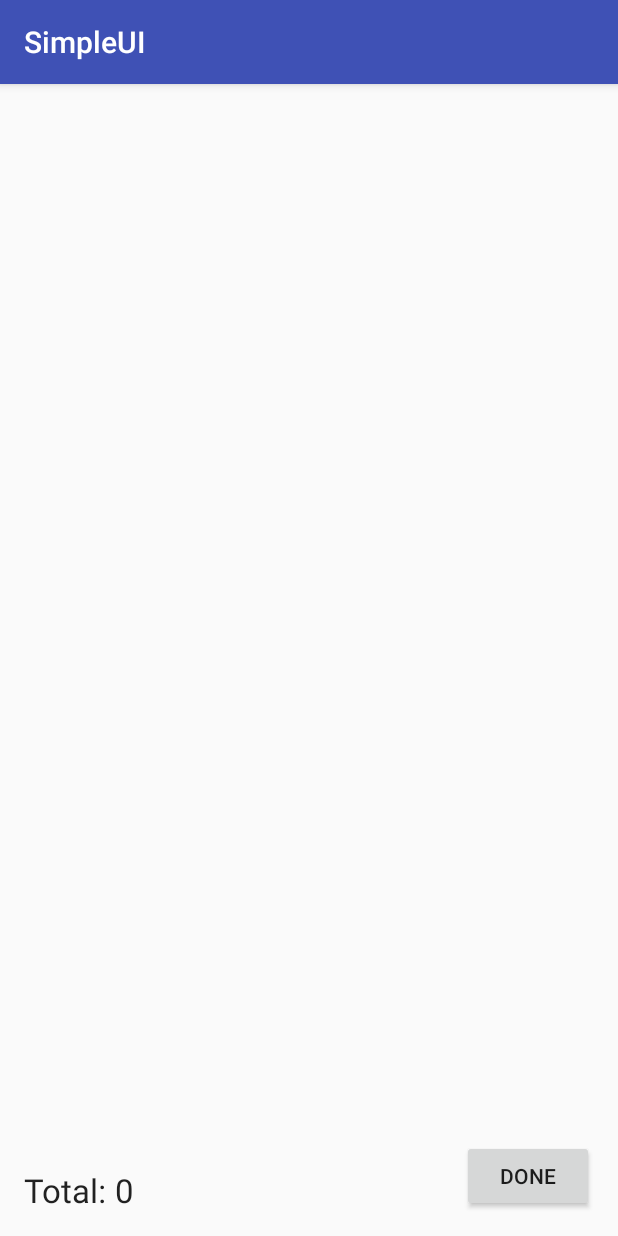
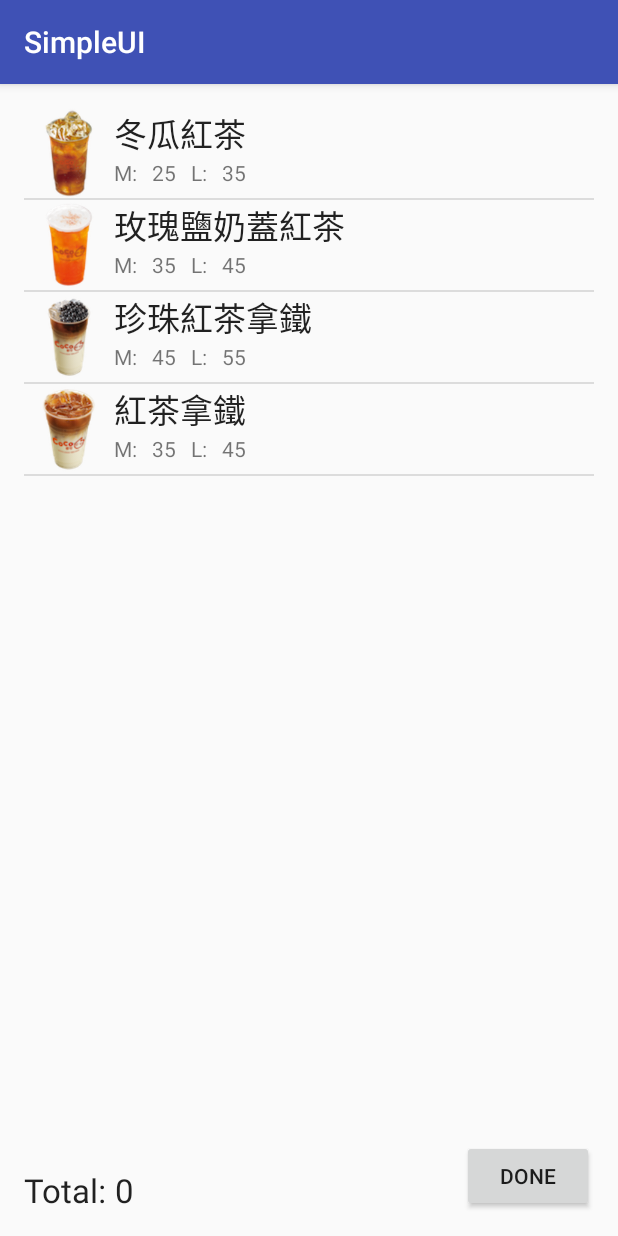
Before and after one commit to pibomb/android-class, an Android app: the DrinkMenuActivity screen opened directly, with no data from a screen before it, on a phone screen of 412 x 824 dp. Run offline under Robolectric (Android 15) with nearby library versions, the phone set to English and light mode, and no system bars.

Commit message:
Use DrinkAdapter
Used DrinkAdapter in DrinkActivity.setupDrinkMenu()

```diff
--- a/SimpleUI/app/src/main/java/com/example/mcmor/simpleui/DrinkAdapter.java
+++ b/SimpleUI/app/src/main/java/com/example/mcmor/simpleui/DrinkAdapter.java
@@ -44,13 +44,12 @@ public class DrinkAdapter extends BaseAdapter {
 
         if(convertView == null) {
             convertView = layoutInflater.inflate(R.layout.listview_drink_item, null);
+            holder = new Holder();
 
-            ImageView imageView = (ImageView) convertView.findViewById(R.id.imageView);
-            TextView drinkName = (TextView) convertView.findViewById(R.id.drinkName);
-            TextView mPriceTextView = (TextView) convertView.findViewById(R.id.mPriceTextView);
-            TextView lPriceTextView = (TextView) convertView.findViewById(R.id.lPriceTextView);
-
-            holder = new Holder(imageView, drinkName, mPriceTextView, lPriceTextView);
+            holder.imageView = (ImageView) convertView.findViewById(R.id.imageView);
+            holder.drinkName = (TextView) convertView.findViewById(R.id.drinkName);
+            holder.mPriceTextView = (TextView) convertView.findViewById(R.id.mPriceTextView);
+            holder.lPriceTextView = (TextView) convertView.findViewById(R.id.lPriceTextView);
 
             convertView.setTag(holder);
         } else {
@@ -60,8 +59,8 @@ public class DrinkAdapter extends BaseAdapter {
         Drink drink = drinks.get(position);
         holder.imageView.setImageResource(drink.imageId);
         holder.drinkName.setText(drink.name);
-        holder.mPriceTextView.setText(drink.mPrice);
-        holder.lPriceTextView.setText(drink.lPrice);
+        holder.mPriceTextView.setText(String.valueOf(drink.mPrice));
+        holder.lPriceTextView.setText(String.valueOf(drink.lPrice));
 
         return convertView;
     }
@@ -69,12 +68,5 @@ public class DrinkAdapter extends BaseAdapter {
     class Holder {
         ImageView imageView;
         TextView drinkName, mPriceTextView, lPriceTextView;
-
-        Holder(ImageView imageView, TextView drinkName, TextView mPriceTextView, TextView lPriceTextView) {
-            this.imageView = imageView;
-            this.drinkName = drinkName;
-            this.mPriceTextView = mPriceTextView;
-            this.lPriceTextView = lPriceTextView;
-        }
     }
 }
--- a/SimpleUI/app/src/main/java/com/example/mcmor/simpleui/DrinkMenuActivity.java
+++ b/SimpleUI/app/src/main/java/com/example/mcmor/simpleui/DrinkMenuActivity.java
@@ -49,7 +49,8 @@ public class DrinkMenuActivity extends AppCompatActivity {
     }
 
     private void setupDrinkMenu() {
-
+        DrinkAdapter adapter = new DrinkAdapter(this, drinkList);
+        drinkMenuListView.setAdapter(adapter);
     }
 
     @Override
```
